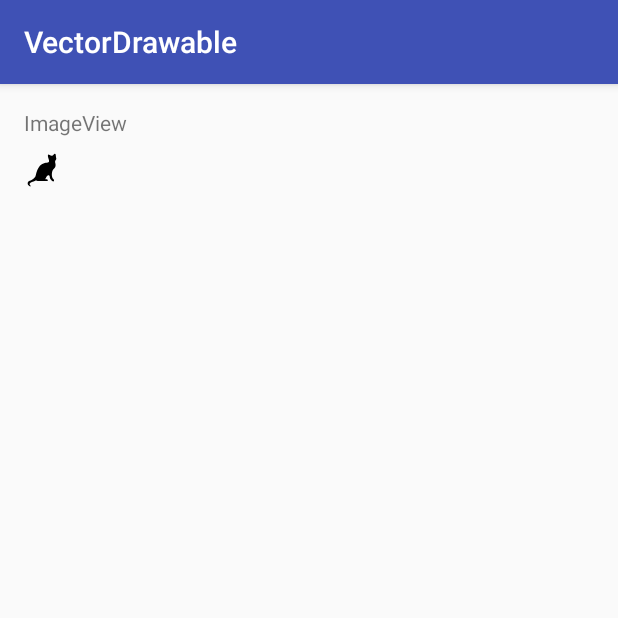
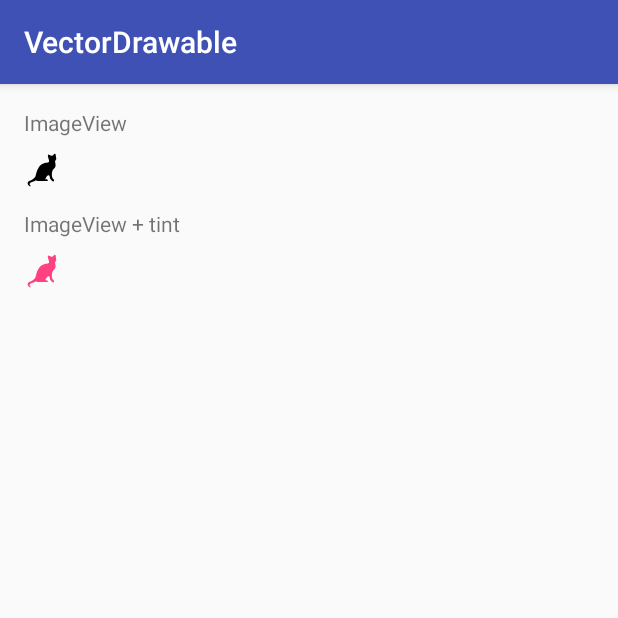
Before and after one commit to AyaEbata/VectorDrawable, an Android app: the screen it shows after launch (MainActivity), on a phone screen of 412 x 824 dp, the top half of it. Run offline under Robolectric (Android 15) with nearby library versions, the phone set to English and light mode, and no system bars.

Commit message:
add a different color image

```diff
--- a/app/src/main/res/layout/activity_main.xml
+++ b/app/src/main/res/layout/activity_main.xml
@@ -26,4 +26,23 @@
         android:layout_marginTop="10dp"
         android:id="@+id/image_view" />
 
+    <TextView
+        android:text="@string/image_view_tint"
+        android:layout_width="wrap_content"
+        android:layout_height="wrap_content"
+        android:layout_below="@+id/image_view"
+        android:layout_alignParentStart="true"
+        android:layout_marginTop="14dp"
+        android:id="@+id/image_view_tint_text" />
+
+    <ImageView
+        android:layout_width="wrap_content"
+        android:layout_height="wrap_content"
+        app:srcCompat="@drawable/ic_cat_black_24dp"
+        android:tint="@color/colorAccent"
+        android:layout_below="@+id/image_view_tint_text"
+        android:layout_alignParentStart="true"
+        android:layout_marginTop="10dp"
+        android:id="@+id/image_view_tint" />
+
 </RelativeLayout>
--- a/app/src/main/res/values/strings.xml
+++ b/app/src/main/res/values/strings.xml
@@ -2,4 +2,5 @@
     <string name="app_name">VectorDrawable</string>
 
     <string name="image_view">ImageView</string>
+    <string name="image_view_tint">ImageView + tint</string>
 </resources>
```
